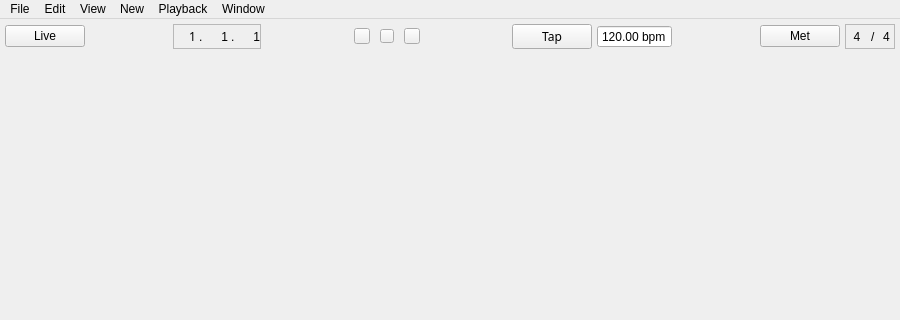
Before: the Qt Designer form src/gui/mainwindow.ui in tom-23/Horizon, drawn with Qt 5; both pictures show x 0 to 900 and y 0 to 320 of the 900 by 600 pixel window.
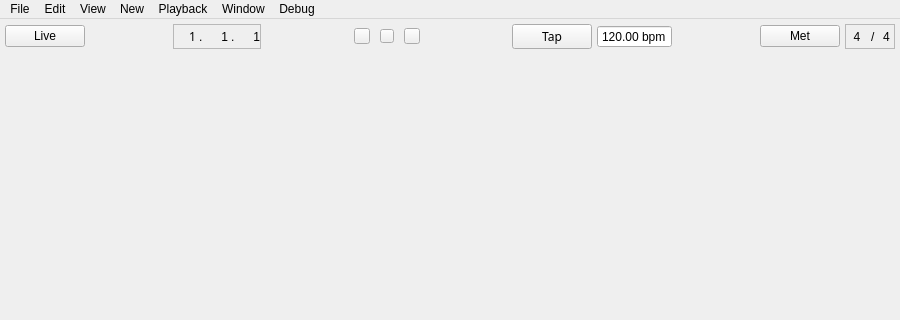
After: the same form once the commit is applied.

```diff
--- a/src/gui/mainwindow.ui
+++ b/src/gui/mainwindow.ui
@@ -658,12 +658,19 @@
     <addaction name="separator"/>
     <addaction name="actionColor_Picker"/>
    </widget>
+   <widget class="QMenu" name="menuDebug">
+    <property name="title">
+     <string>Debug</string>
+    </property>
+    <addaction name="actionProfiler"/>
+   </widget>
    <addaction name="menuFile"/>
    <addaction name="menuEd9t"/>
    <addaction name="menuView"/>
    <addaction name="menuCreat4"/>
    <addaction name="menuPlayback"/>
    <addaction name="menuWindow"/>
+   <addaction name="menuDebug"/>
   </widget>
   <action name="actionNew_Project">
    <property name="text">
```
Left out of the diff: 5 changed lines with no effect on the pictures.
